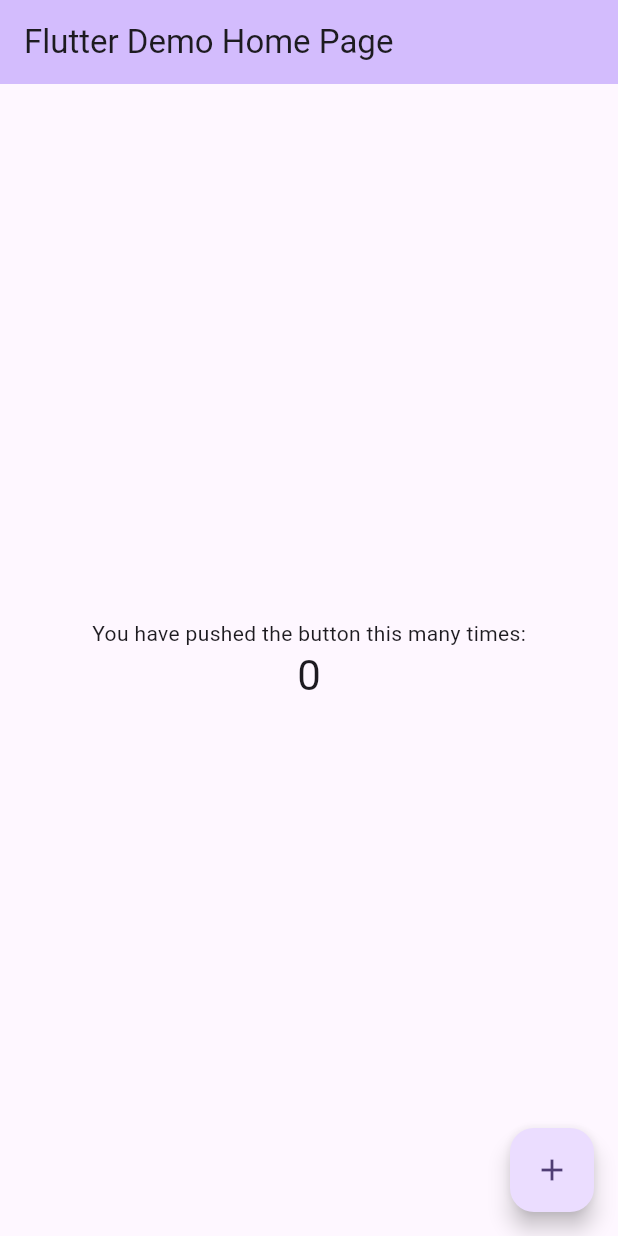
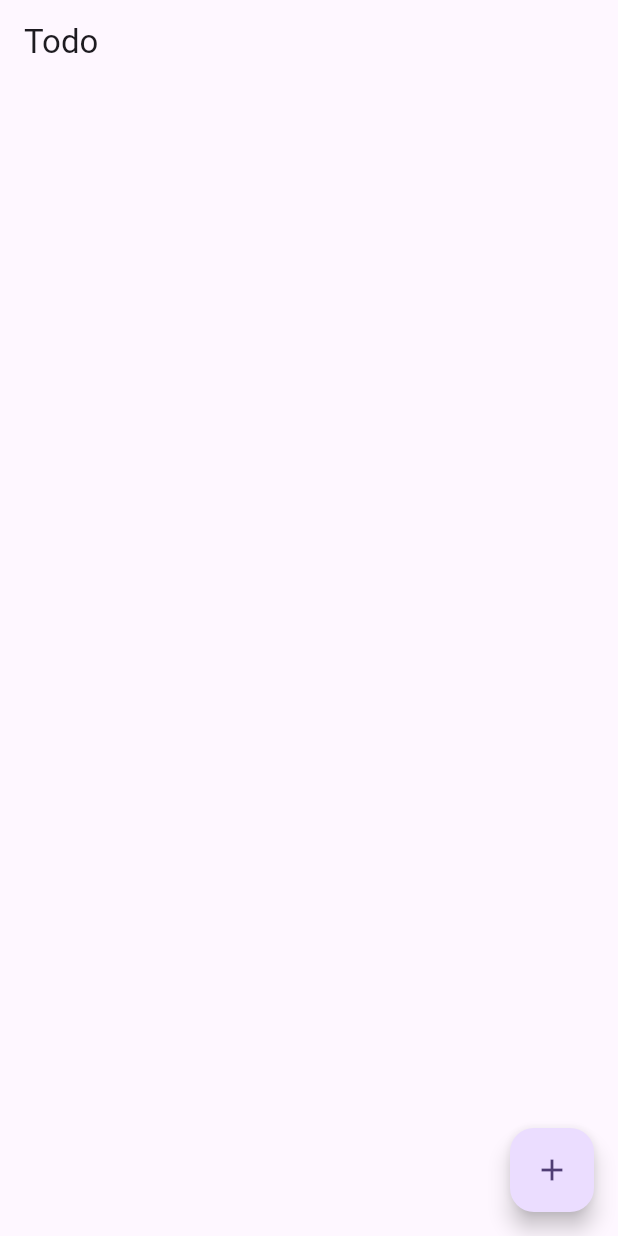
Before and after one commit to Up-s/Flutter_TIL, a Flutter app: the screen it shows after launch, on a phone screen of 412 x 824 dp. Run offline on Flutter 3.47's test engine with Material 3 defaults, Android fonts, the phone set to English and light mode, and no system bars; our stand-ins replace geolocator, google_maps_flutter, hive, hive_flutter, image_picker and 3 more; missing offline and left inert: dart:ffi; accounts and stored records are empty.

Commit message:
UPDATE TodoList

```diff
--- /dev/null
+++ b/todolist/lib/list_screen.dart
@@ -0,0 +1,54 @@
+import 'dart:ffi';
+
+import 'package:flutter/material.dart';
+import 'package:todolist/create_screen.dart';
+import 'package:todolist/todo.dart';
+import 'package:todolist/todo_item.dart';
+
+import 'main.dart';
+
+class ListScreen extends StatefulWidget {
+  const ListScreen({super.key});
+
+  @override
+  State<ListScreen> createState() => _ListScreenState();
+}
+
+class _ListScreenState extends State<ListScreen> {
+  @override
+  Widget build(BuildContext context) {
+    return Scaffold(
+      appBar: AppBar(
+        title: const Text('Todo'),
+      ),
+      body: ListView(
+          children: todos.values
+              .map((todo) => TodoItem(
+                    todo: todo,
+                    onTap: (e) async {
+                      e.isDone = !e.isDone;
+                      await e.save();
+                      setState(() {});
+                    },
+                    onDelete: (e) async {
+                      await e.delete();
+                      setState(() {});
+                    },
+                  ))
+              .toList()),
+      floatingActionButton: FloatingActionButton(
+        onPressed: () async {
+          await Navigator.push(
+            context,
+            MaterialPageRoute(
+              builder: (context) => const CreateScreen(),
+            ),
+          );
+
+          setState(() {});
+        },
+        child: const Icon(Icons.add),
+      ),
+    );
+  }
+}
--- a/todolist/lib/main.dart
+++ b/todolist/lib/main.dart
@@ -1,6 +1,17 @@
 import 'package:flutter/material.dart';
+import 'package:hive/hive.dart';
+import 'package:hive_flutter/hive_flutter.dart';
+import 'package:todolist/list_screen.dart';
+import 'package:todolist/todo.dart';
 
-void main() {
+late Box<Todo> todos;
+
+void main() async {
+
+  await Hive.initFlutter();
+  Hive.registerAdapter(TodoAdapter());
+  todos = await Hive.openBox<Todo>('todolist.db');
+
   runApp(const MyApp());
 }
 
@@ -13,113 +24,10 @@ class MyApp extends StatelessWidget {
     return MaterialApp(
       title: 'Flutter Demo',
       theme: ThemeData(
-        // This is the theme of your application.
-        //
-        // TRY THIS: Try running your application with "flutter run". You'll see
-        // the application has a purple toolbar. Then, without quitting the app,
-        // try changing the seedColor in the colorScheme below to Colors.green
-        // and then invoke "hot reload" (save your changes or press the "hot
-        // reload" button in a Flutter-supported IDE, or press "r" if you used
-        // the command line to start the app).
-        //
-        // Notice that the counter didn't reset back to zero; the application
-        // state is not lost during the reload. To reset the state, use hot
-        // restart instead.
-        //
-        // This works for code too, not just values: Most code changes can be
-        // tested with just a hot reload.
         colorScheme: ColorScheme.fromSeed(seedColor: Colors.deepPurple),
         useMaterial3: true,
       ),
-      home: const MyHomePage(title: 'Flutter Demo Home Page'),
+      home: const ListScreen(),
     );
   }
 }
-
-class MyHomePage extends StatefulWidget {
-  const MyHomePage({super.key, required this.title});
-
-  // This widget is the home page of your application. It is stateful, meaning
-  // that it has a State object (defined below) that contains fields that affect
-  // how it looks.
-
-  // This class is the configuration for the state. It holds the values (in this
-  // case the title) provided by the parent (in this case the App widget) and
-  // used by the build method of the State. Fields in a Widget subclass are
-  // always marked "final".
-
-  final String title;
-
-  @override
-  State<MyHomePage> createState() => _MyHomePageState();
-}
-
-class _MyHomePageState extends State<MyHomePage> {
-  int _counter = 0;
-
-  void _incrementCounter() {
-    setState(() {
-      // This call to setState tells the Flutter framework that something has
-      // changed in this State, which causes it to rerun the build method below
-      // so that the display can reflect the updated values. If we changed
-      // _counter without calling setState(), then the build method would not be
-      // called again, and so nothing would appear to happen.
-      _counter++;
-    });
-  }
-
-  @override
-  Widget build(BuildContext context) {
-    // This method is rerun every time setState is called, for instance as done
-    // by the _incrementCounter method above.
-    //
-    // The Flutter framework has been optimized to make rerunning build methods
-    // fast, so that you can just rebuild anything that needs updating rather
-    // than having to individually change instances of widgets.
-    return Scaffold(
-      appBar: AppBar(
-        // TRY THIS: Try changing the color here to a specific color (to
-        // Colors.amber, perhaps?) and trigger a hot reload to see the AppBar
-        // change color while the other colors stay the same.
-        backgroundColor: Theme.of(context).colorScheme.inversePrimary,
-        // Here we take the value from the MyHomePage object that was created by
-        // the App.build method, and use it to set our appbar title.
-        title: Text(widget.title),
-      ),
-      body: Center(
-        // Center is a layout widget. It takes a single child and positions it
-        // in the middle of the parent.
-        child: Column(
-          // Column is also a layout widget. It takes a list of children and
-          // arranges them vertically. By default, it sizes itself to fit its
-          // children horizontally, and tries to be as tall as its parent.
-          //
-          // Column has various properties to control how it sizes itself and
-          // how it positions its children. Here we use mainAxisAlignment to
-          // center the children vertically; the main axis here is the vertical
-          // axis because Columns are vertical (the cross axis would be
-          // horizontal).
-          //
-          // TRY THIS: Invoke "debug painting" (choose the "Toggle Debug Paint"
-          // action in the IDE, or press "p" in the console), to see the
-          // wireframe for each widget.
-          mainAxisAlignment: MainAxisAlignment.center,
-          children: <Widget>[
-            const Text(
-              'You have pushed the button this many times:',
-            ),
-            Text(
-              '$_counter',
-              style: Theme.of(context).textTheme.headlineMedium,
-            ),
-          ],
-        ),
-      ),
-      floatingActionButton: FloatingActionButton(
-        onPressed: _incrementCounter,
-        tooltip: 'Increment',
-        child: const Icon(Icons.add),
-      ), // This trailing comma makes auto-formatting nicer for build methods.
-    );
-  }
-}
--- /dev/null
+++ b/todolist/lib/todo.dart
@@ -0,0 +1,25 @@
+import 'package:hive/hive.dart';
+
+part 'todo.g.dart';
+
+@HiveType(typeId: 0)
+class Todo extends HiveObject {
+
+  @HiveField(0)
+  int? id;
+
+  @HiveField(1)
+  String title;
+
+  @HiveField(2)
+  int dateTime;
+
+  @HiveField(3)
+  bool isDone;
+
+  Todo({
+    required this.title,
+    required this.dateTime,
+    this.isDone = false,
+  });
+}
--- /dev/null
+++ b/todolist/lib/todo_item.dart
@@ -0,0 +1,42 @@
+import 'package:flutter/material.dart';
+import 'package:intl/intl.dart';
+
+import 'todo.dart';
+
+class TodoItem extends StatelessWidget {
+  final Todo todo;
+  final Function(Todo) onTap;
+  final Function(Todo) onDelete;
+
+  const TodoItem({
+    super.key,
+    required this.todo,
+    required this.onTap,
+    required this.onDelete,
+  });
+
+  @override
+  Widget build(BuildContext context) {
+    return ListTile(
+      onTap: () {
+        onTap(todo);
+      },
+      leading: todo.isDone
+          ? const Icon(Icons.check_circle, color: Colors.green)
+          : const Icon(Icons.check_circle_outline),
+      trailing: todo.isDone
+          ? GestureDetector(
+              onTap: () {
+                onDelete(todo);
+              },
+              child: const Icon(Icons.delete_forever),
+            )
+          : null,
+      title: Text(todo.title),
+      subtitle: Text(
+        DateFormat.yMMMd()
+            .format(DateTime.fromMillisecondsSinceEpoch(todo.dateTime)),
+      ),
+    );
+  }
+}
--- a/todolist/pubspec.yaml
+++ b/todolist/pubspec.yaml
@@ -35,6 +35,9 @@ dependencies:
   # The following adds the Cupertino Icons font to your application.
   # Use with the CupertinoIcons class for iOS style icons.
   cupertino_icons: ^1.0.6
+  hive: ^2.2.3
+  hive_flutter: ^1.1.0
+  intl: ^0.19.0
 
 dev_dependencies:
   flutter_test:
@@ -46,6 +49,8 @@ dev_dependencies:
   # package. See that file for information about deactivating specific lint
   # rules and activating additional ones.
   flutter_lints: ^3.0.0
+  hive_generator: ^2.0.1
+  build_runner: ^2.4.10
 
 # For information on the generic Dart part of this file, see the
 # following page: https://dart.dev/tools/pub/pubspec
```
Also changed, not shown: todolist/lib/create_screen.dart (added, +56 -0 lines), todolist/lib/todo.g.dart (added), 3 other files.
